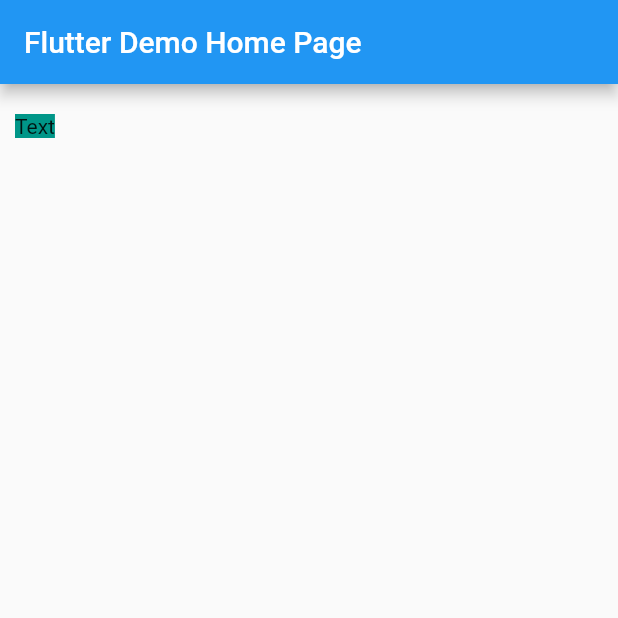
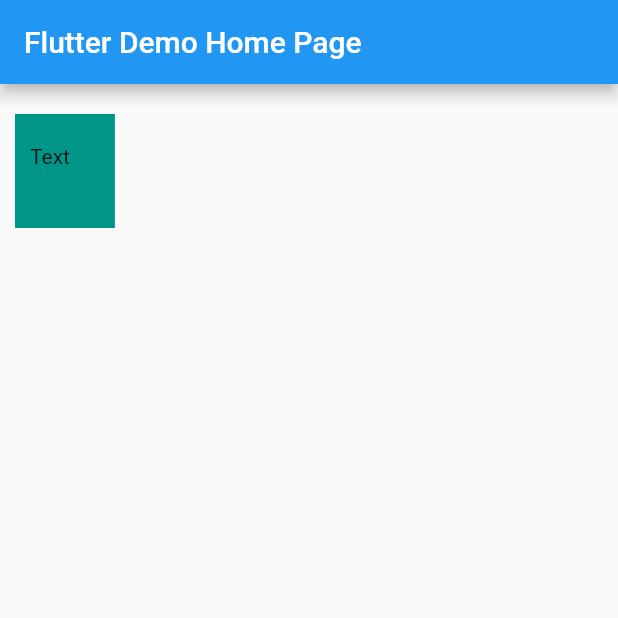
Before and after one commit to misaki-kawaguchi/QueensTechLab, a Flutter app: the screen it shows after launch, on a phone screen of 412 x 824 dp, the top half of it. Run offline on Flutter 3.47's test engine with Material 2 defaults, Android fonts, the phone set to English and light mode, and no system bars.

Commit message:
paddingを追加

```diff
--- a/task0/lib/main.dart
+++ b/task0/lib/main.dart
@@ -39,6 +39,7 @@ class _MyHomePageState extends State<MyHomePage> {
       body: Container(
         color: Colors.teal,
         margin: const EdgeInsets.fromLTRB(10.0, 20.0, 30.0, 40.0),
+        padding: const EdgeInsets.fromLTRB(10.0, 20.0, 30.0, 40.0),
         child: const Text('Text'),
       )
     );
```
